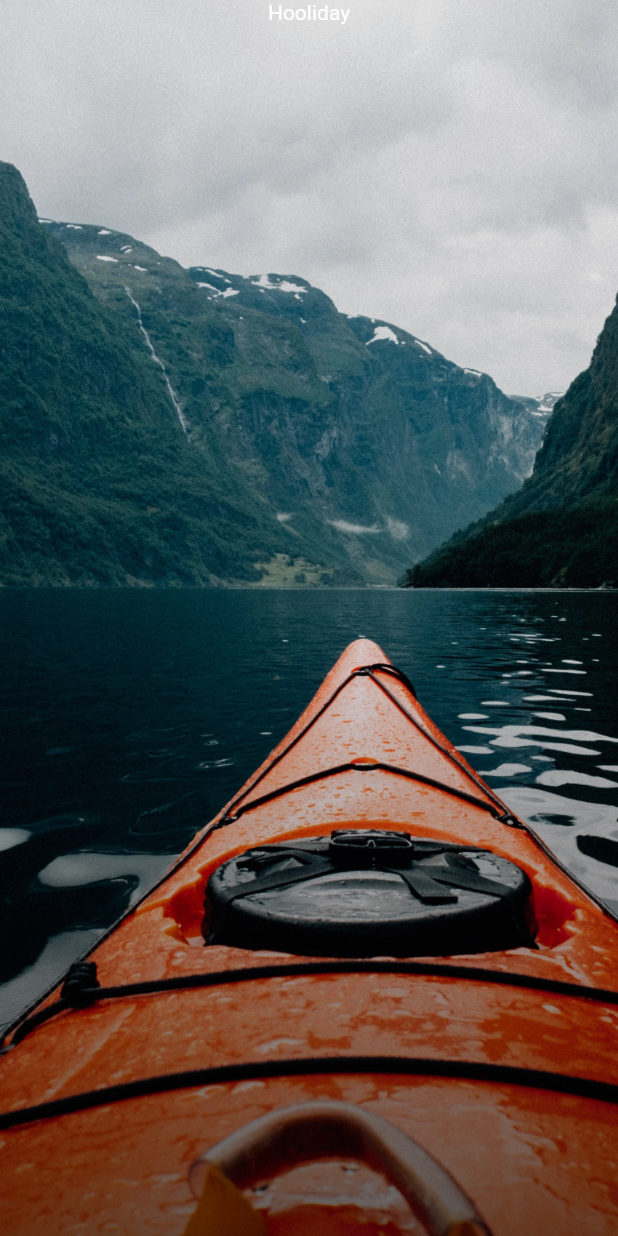
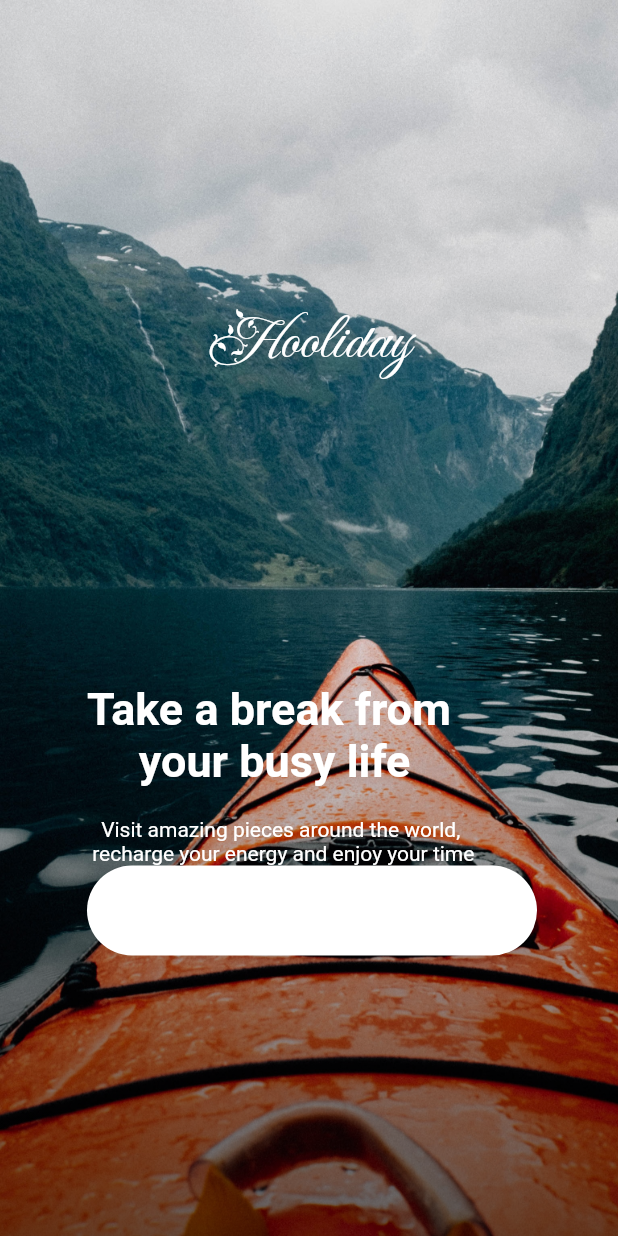
Before and after one commit to Tosin8/hooliday, a Flutter app: the screen it shows after launch, on a phone screen of 412 x 824 dp. Run offline on Flutter 3.47's test engine with Material 2 defaults, Android fonts, the phone set to English and light mode, and no system bars; our stand-ins replace font_awesome_flutter, page_transition.

Commit message:
Update splash_screen.dart

```diff
--- a/lib/extensions/splash_screen.dart
+++ b/lib/extensions/splash_screen.dart
@@ -24,15 +24,46 @@ class SplashScreen extends StatelessWidget {
                   ],
                   begin: Alignment.bottomRight,
                 )),
+                child: const Padding(
+                  padding: EdgeInsets.symmetric(vertical: 200),
                   child: Column(
                     children: [
                       Text(
                         'Hooliday',
                         style: TextStyle(
                             color: Colors.white,
+                            fontSize: 40,
+                            fontFamily: 'Fleur De Leah'),
+                      ),
+                      SizedBox(height: 200),
+                      Padding(
+                        padding: EdgeInsets.only(left: 4),
+                        child: Column(
+                          crossAxisAlignment: CrossAxisAlignment.start,
+                          mainAxisAlignment: MainAxisAlignment.start,
+                          children: [
+                            Text(
+                              'Take a break from\n your busy life',
+                              textAlign: TextAlign.center,
+                              style: TextStyle(
+                                color: Colors.white,
+                                fontSize: 30,
+                                fontWeight: FontWeight.w600,
+                              ),
+                            ),
+                            SizedBox(height: 20),
+                            Text(
+                              'Visit amazing pieces around the world,\n recharge your energy and enjoy your time',
+                              textAlign: TextAlign.center,
+                              style: TextStyle(color: Colors.white),
+                            ),
+                            SizedBox(),
+                            SplashBtn()
+                          ],
                         ),
                       )
                     ],
+                  ),
                 ))));
   }
 }
```
Lines whose indentation alone changed are shown as unchanged.
